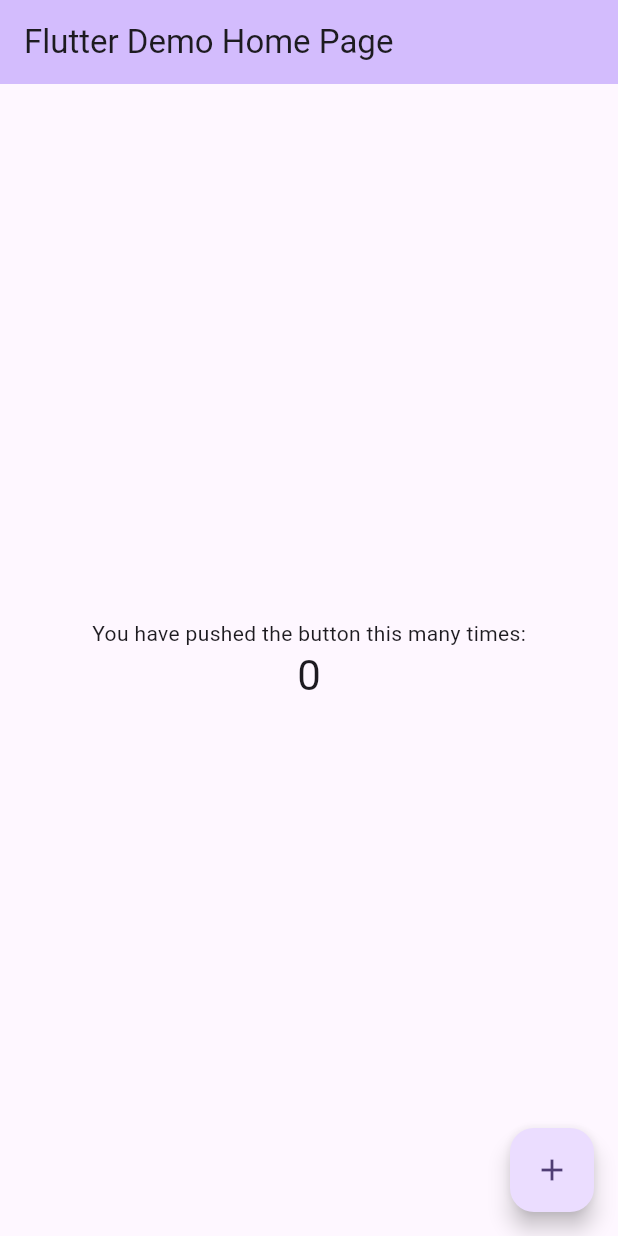
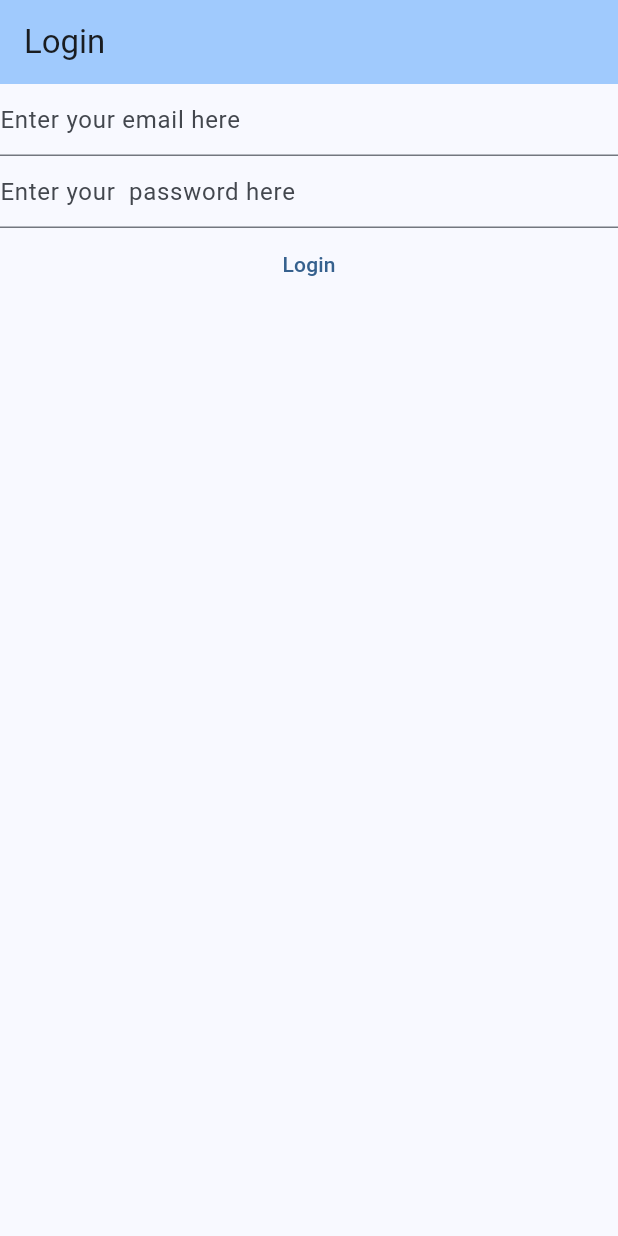
Before and after one commit to ticlaudeberube/theFlagGangApp, a Flutter app: the screen it shows after launch, on a phone screen of 412 x 824 dp. Run offline on Flutter 3.47's test engine with Material 3 defaults, Android fonts, the phone set to English and light mode, and no system bars; our stand-ins replace firebase_auth, firebase_core; accounts and stored records are empty.

Commit message:
Login view

```diff
--- a/lib/main.dart
+++ b/lib/main.dart
@@ -1,125 +1,14 @@
 import 'package:flutter/material.dart';
+import 'package:theflaggangapp/views/login_view.dart';
 
 void main() {
-  runApp(const MyApp());
+  WidgetsFlutterBinding.ensureInitialized();
+  runApp(MaterialApp(
+    title: 'Flutter Demo',
+    theme: ThemeData(
+      colorScheme: ColorScheme.fromSeed(seedColor: Colors.blue),
+      useMaterial3: true,
+    ),
+    home: const LoginView(),
+  ));
 }
-
-class MyApp extends StatelessWidget {
-  const MyApp({super.key});
-
-  // This widget is the root of your application.
-  @override
-  Widget build(BuildContext context) {
-    return MaterialApp(
-      title: 'Flutter Demo',
-      theme: ThemeData(
-        // This is the theme of your application.
-        //
-        // TRY THIS: Try running your application with "flutter run". You'll see
-        // the application has a purple toolbar. Then, without quitting the app,
-        // try changing the seedColor in the colorScheme below to Colors.green
-        // and then invoke "hot reload" (save your changes or press the "hot
-        // reload" button in a Flutter-supported IDE, or press "r" if you used
-        // the command line to start the app).
-        //
-        // Notice that the counter didn't reset back to zero; the application
-        // state is not lost during the reload. To reset the state, use hot
-        // restart instead.
-        //
-        // This works for code too, not just values: Most code changes can be
-        // tested with just a hot reload.
-        colorScheme: ColorScheme.fromSeed(seedColor: Colors.deepPurple),
-        useMaterial3: true,
-      ),
-      home: const MyHomePage(title: 'Flutter Demo Home Page'),
-    );
-  }
-}
-
-class MyHomePage extends StatefulWidget {
-  const MyHomePage({super.key, required this.title});
-
-  // This widget is the home page of your application. It is stateful, meaning
-  // that it has a State object (defined below) that contains fields that affect
-  // how it looks.
-
-  // This class is the configuration for the state. It holds the values (in this
-  // case the title) provided by the parent (in this case the App widget) and
-  // used by the build method of the State. Fields in a Widget subclass are
-  // always marked "final".
-
-  final String title;
-
-  @override
-  State<MyHomePage> createState() => _MyHomePageState();
-}
-
-class _MyHomePageState extends State<MyHomePage> {
-  int _counter = 0;
-
-  void _incrementCounter() {
-    setState(() {
-      // This call to setState tells the Flutter framework that something has
-      // changed in this State, which causes it to rerun the build method below
-      // so that the display can reflect the updated values. If we changed
-      // _counter without calling setState(), then the build method would not be
-      // called again, and so nothing would appear to happen.
-      _counter++;
-    });
-  }
-
-  @override
-  Widget build(BuildContext context) {
-    // This method is rerun every time setState is called, for instance as done
-    // by the _incrementCounter method above.
-    //
-    // The Flutter framework has been optimized to make rerunning build methods
-    // fast, so that you can just rebuild anything that needs updating rather
-    // than having to individually change instances of widgets.
-    return Scaffold(
-      appBar: AppBar(
-        // TRY THIS: Try changing the color here to a specific color (to
-        // Colors.amber, perhaps?) and trigger a hot reload to see the AppBar
-        // change color while the other colors stay the same.
-        backgroundColor: Theme.of(context).colorScheme.inversePrimary,
-        // Here we take the value from the MyHomePage object that was created by
-        // the App.build method, and use it to set our appbar title.
-        title: Text(widget.title),
-      ),
-      body: Center(
-        // Center is a layout widget. It takes a single child and positions it
-        // in the middle of the parent.
-        child: Column(
-          // Column is also a layout widget. It takes a list of children and
-          // arranges them vertically. By default, it sizes itself to fit its
-          // children horizontally, and tries to be as tall as its parent.
-          //
-          // Column has various properties to control how it sizes itself and
-          // how it positions its children. Here we use mainAxisAlignment to
-          // center the children vertically; the main axis here is the vertical
-          // axis because Columns are vertical (the cross axis would be
-          // horizontal).
-          //
-          // TRY THIS: Invoke "debug painting" (choose the "Toggle Debug Paint"
-          // action in the IDE, or press "p" in the console), to see the
-          // wireframe for each widget.
-          mainAxisAlignment: MainAxisAlignment.center,
-          children: <Widget>[
-            const Text(
-              'You have pushed the button this many times:',
-            ),
-            Text(
-              '$_counter',
-              style: Theme.of(context).textTheme.headlineMedium,
-            ),
-          ],
-        ),
-      ),
-      floatingActionButton: FloatingActionButton(
-        onPressed: _incrementCounter,
-        tooltip: 'Increment',
-        child: const Icon(Icons.add),
-      ), // This trailing comma makes auto-formatting nicer for build methods.
-    );
-  }
-}
--- /dev/null
+++ b/lib/views/login_view.dart
@@ -0,0 +1,96 @@
+import 'package:firebase_auth/firebase_auth.dart';
+import 'package:firebase_core/firebase_core.dart';
+import 'package:flutter/material.dart';
+import 'package:theflaggangapp/firebase_options.dart';
+
+class LoginView extends StatefulWidget {
+  const LoginView({super.key});
+
+  @override
+  State<LoginView> createState() => _LoginViewState();
+}
+
+class _LoginViewState extends State<LoginView> {
+  late final TextEditingController _email;
+  late final TextEditingController _password;
+  @override
+  void initState() {
+    _email = TextEditingController();
+    _password = TextEditingController();
+    super.initState();
+  }
+
+  @override
+  void dispose() {
+    _email.dispose();
+    _password.dispose();
+    super.dispose();
+  }
+
+  @override
+  Widget build(BuildContext context) {
+    return Scaffold(
+      appBar: AppBar(
+        backgroundColor: Theme.of(context).colorScheme.inversePrimary,
+        title: const Text('Login'),
+      ),
+      body: FutureBuilder(
+        future: Firebase.initializeApp(
+          options: DefaultFirebaseOptions.currentPlatform,
+        ),
+        builder: (context, snapshot) {
+          switch (snapshot.connectionState) {
+            case ConnectionState.done:
+              return Column(
+                children: [
+                  TextField(
+                    controller: _email,
+                    enableSuggestions: false,
+                    autocorrect: false,
+                    keyboardType: TextInputType.emailAddress,
+                    decoration: const InputDecoration(
+                        hintText: 'Enter your email here'),
+                  ),
+                  TextField(
+                    controller: _password,
+                    obscureText: true,
+                    enableSuggestions: false,
+                    autocorrect: false,
+                    decoration: const InputDecoration(
+                        hintText: 'Enter your  password here'),
+                  ),
+                  TextButton(
+                    onPressed: () async {
+                      final email = _email.text;
+                      final password = _password.text;
+                      try {
+                        final userCredencial = await FirebaseAuth.instance
+                            .signInWithEmailAndPassword(
+                                email: email, password: password);
+                        print(userCredencial.user);
+                      } on FirebaseAuthException catch (e) {
+                        switch (e.code) {
+                          case 'user-not-found':
+                            print('No user found for that email.');
+                            break;
+                          case 'wrong-password':
+                            print('Wrong password provided for that user.');
+                            break;
+                          default:
+                            print('Error: ${e.code}');
+                        }
+                        print(e.code);
+                      }
+                    },
+                    child: const Text('Login'),
+                  ),
+                ],
+              );
+            default:
+              return const Text('Loading...');
+          }
+        },
+      ),
+    );
+  }
+}
--- /dev/null
+++ b/lib/views/register_view.dart
@@ -0,0 +1,102 @@
+import 'package:firebase_auth/firebase_auth.dart';
+import 'package:firebase_core/firebase_core.dart';
+import 'package:flutter/material.dart';
+import 'package:theflaggangapp/firebase_options.dart';
+
+class RegisterView extends StatefulWidget {
+  const RegisterView({super.key});
+
+  @override
+  _RegisterViewState createState() => _RegisterViewState();
+}
+
+class _RegisterViewState extends State<RegisterView> {
+  late final TextEditingController _email;
+  late final TextEditingController _password;
+  @override
+  void initState() {
+    _email = TextEditingController();
+    _password = TextEditingController();
+    super.initState();
+  }
+
+  @override
+  void dispose() {
+    _email.dispose();
+    _password.dispose();
+    super.dispose();
+  }
+
+  @override
+  Widget build(BuildContext context) {
+    return Scaffold(
+      appBar: AppBar(
+        backgroundColor: Theme.of(context).colorScheme.inversePrimary,
+        title: const Text('Register'),
+      ),
+      body: FutureBuilder(
+        future: Firebase.initializeApp(
+          options: DefaultFirebaseOptions.currentPlatform,
+        ),
+        builder: (context, snapshot) {
+          switch (snapshot.connectionState) {
+            case ConnectionState.done:
+              return Column(
+                children: [
+                  TextField(
+                    controller: _email,
+                    enableSuggestions: false,
+                    autocorrect: false,
+                    keyboardType: TextInputType.emailAddress,
+                    decoration: const InputDecoration(
+                        hintText: 'Enter your email here'),
+                  ),
+                  TextField(
+                    controller: _password,
+                    obscureText: true,
+                    enableSuggestions: false,
+                    autocorrect: false,
+                    decoration: const InputDecoration(
+                        hintText: 'Enter your  password here'),
+                  ),
+                  TextButton(
+                    onPressed: () async {
+                      final email = _email.text;
+                      final password = _password.text;
+                      try {
+                        final userCredencial = await FirebaseAuth.instance
+                            .createUserWithEmailAndPassword(
+                          email: email,
+                          password: password,
+                        );
+                        print(userCredencial.user);
+                      } on FirebaseAuthException catch (e) {
+                        switch (e.code) {
+                          case 'email-already-in-use':
+                            print('The account already exists for that email.');
+                            break;
+                          case 'weak-password':
+                            print('The password provided is too weak.');
+                            break;
+                          case 'invalid-email':
+                            print('Invalid email entered.');
+                            break;
+                          default:
+                            print(e.message);
+                        }
+                      } catch (e) {
+                        print(e);
+                      }
+                    },
+                    child: const Text('Register'),
+                  ),
+                ],
+              );
+            default:
+              return const Text('Loading...');
+          }
+        },
+      ),
+    );
+  }
+}
```
